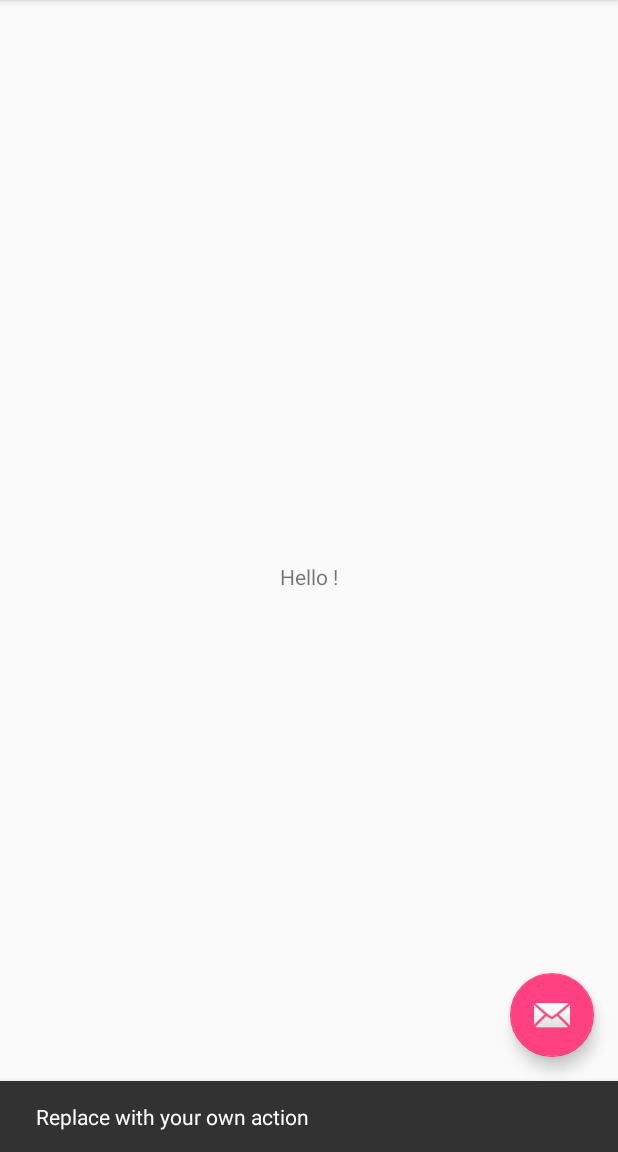
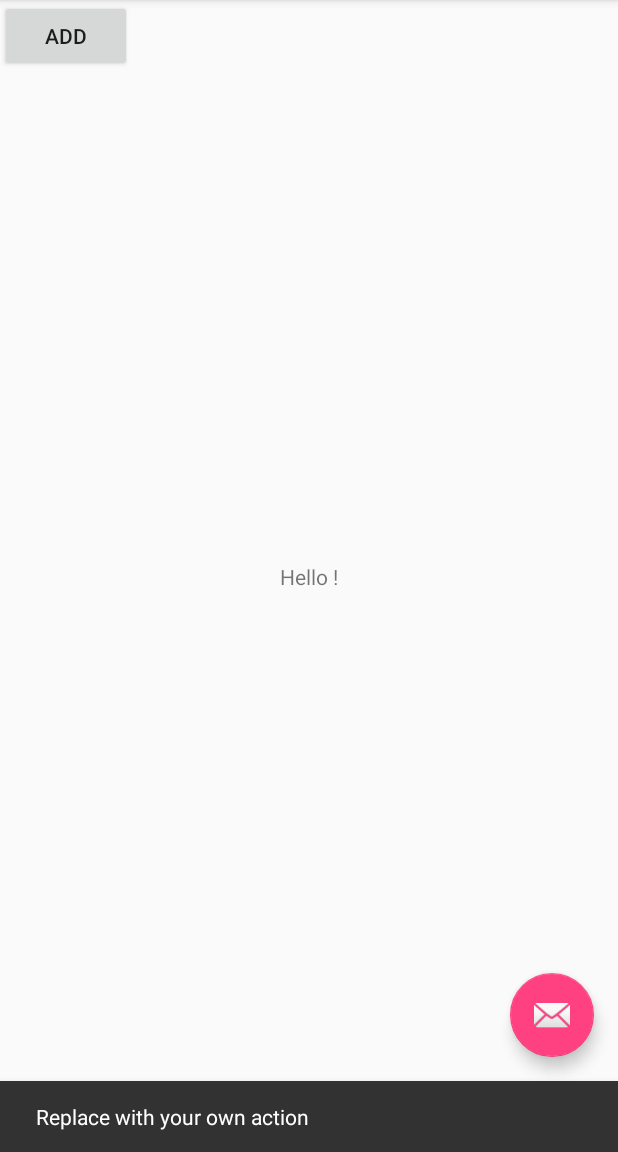
Before and after one commit to jagdevi/gitdemo, an Android app: the screen it shows after launch (MainActivity), after a tap on an icon or button, on a phone screen of 412 x 824 dp, the part 84-1236 px from its top. Run offline under Robolectric (Android 15) with nearby library versions, the phone set to English and light mode, and no system bars.

Commit message:
New button added in content_main

```diff
--- a/app/src/main/res/layout/content_main.xml
+++ b/app/src/main/res/layout/content_main.xml
@@ -18,4 +18,13 @@
         app:layout_constraintRight_toRightOf="parent"
         app:layout_constraintTop_toTopOf="parent"/>
 
+    <Button
+        android:id="@+id/button"
+        android:layout_width="wrap_content"
+        android:layout_height="wrap_content"
+        android:text="Add"
+        android:gravity="center"
+       />
+
+
 </android.support.constraint.ConstraintLayout>
```
